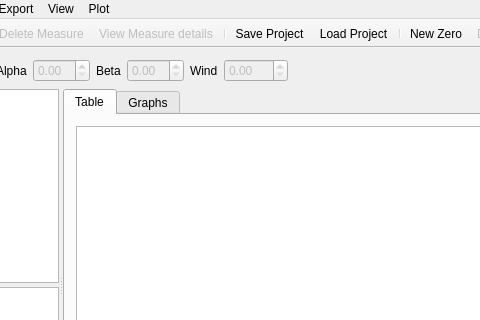
froque/AeroIST, file aeroistwindow.ui: the form before one commit; both pictures show x 101 to 581 and y 0 to 320 of the 750 by 491 pixel window.
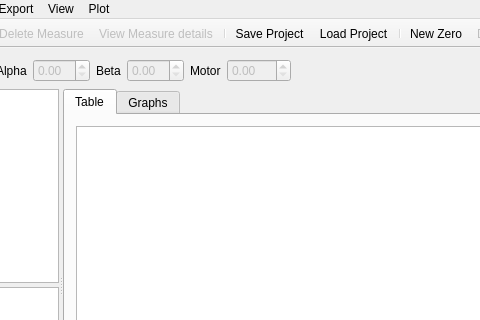
The form after the commit. Custom widgets are drawn as their Qt base class.

Commit message: missed wind to motor

The edit to the form file:
```diff
--- a/aeroistwindow.ui
+++ b/aeroistwindow.ui
@@ -76,7 +76,7 @@
       <item>
        <widget class="QLabel" name="labelWind">
         <property name="text">
-         <string>Wind</string>
+         <string>Motor</string>
         </property>
        </widget>
       </item>
```
